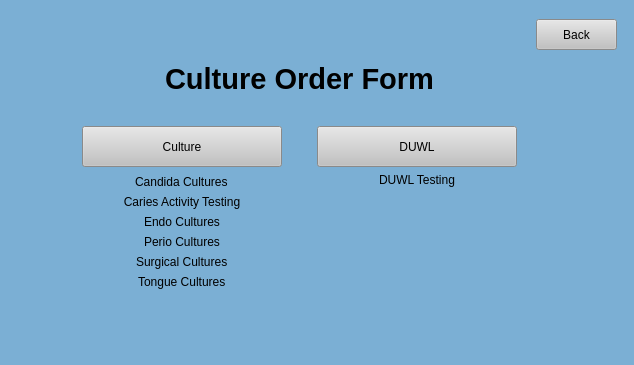
Kasmanian/COMBDb-oldgen, file UI Screens/COMBdb_Culture_Order_Forms_Nav.ui: the form before one commit.
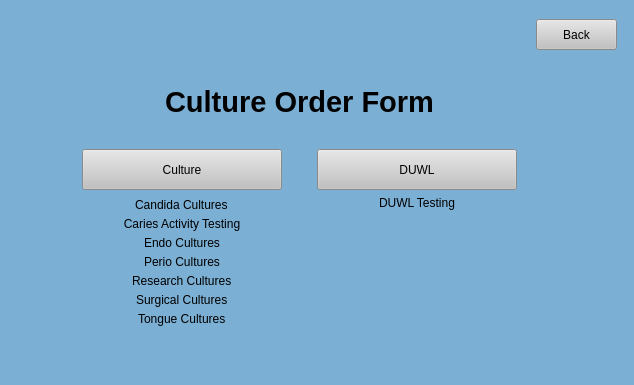
The form after the commit.

Patch:
```diff
--- a/UI Screens/COMBdb_Culture_Order_Forms_Nav.ui
+++ b/UI Screens/COMBdb_Culture_Order_Forms_Nav.ui
@@ -7,7 +7,7 @@
     <x>0</x>
     <y>0</y>
     <width>634</width>
-    <height>365</height>
+    <height>385</height>
    </rect>
   </property>
   <property name="sizePolicy">
@@ -19,7 +19,7 @@
   <property name="minimumSize">
    <size>
     <width>634</width>
-    <height>365</height>
+    <height>385</height>
    </size>
   </property>
   <property name="windowTitle">
@@ -232,11 +232,14 @@
         <item row="1" column="1">
          <layout class="QVBoxLayout" name="verticalLayout_3">
           <property name="spacing">
-           <number>6</number>
+           <number>5</number>
           </property>
           <property name="topMargin">
            <number>8</number>
           </property>
+          <property name="bottomMargin">
+           <number>0</number>
+          </property>
           <item alignment="Qt::AlignHCenter">
            <widget class="QLabel" name="label_12">
             <property name="text">
@@ -268,6 +271,13 @@
             </property>
            </widget>
           </item>
+          <item alignment="Qt::AlignHCenter">
+           <widget class="QLabel" name="label_3">
+            <property name="text">
+             <string>Research Cultures</string>
+            </property>
+           </widget>
+          </item>
           <item alignment="Qt::AlignHCenter">
            <widget class="QLabel" name="label_16">
             <property name="text">
@@ -284,19 +294,6 @@
           </item>
          </layout>
         </item>
-        <item row="2" column="1" colspan="3">
-         <spacer name="verticalSpacer_4">
-          <property name="orientation">
-           <enum>Qt::Vertical</enum>
-          </property>
-          <property name="sizeHint" stdset="0">
-           <size>
-            <width>20</width>
-            <height>40</height>
-           </size>
-          </property>
-         </spacer>
-        </item>
         <item row="0" column="3" alignment="Qt::AlignLeft">
          <widget class="QPushButton" name="duwl">
           <property name="minimumSize">
```
Left out of the diff: 58 changed lines with no effect on the pictures.
